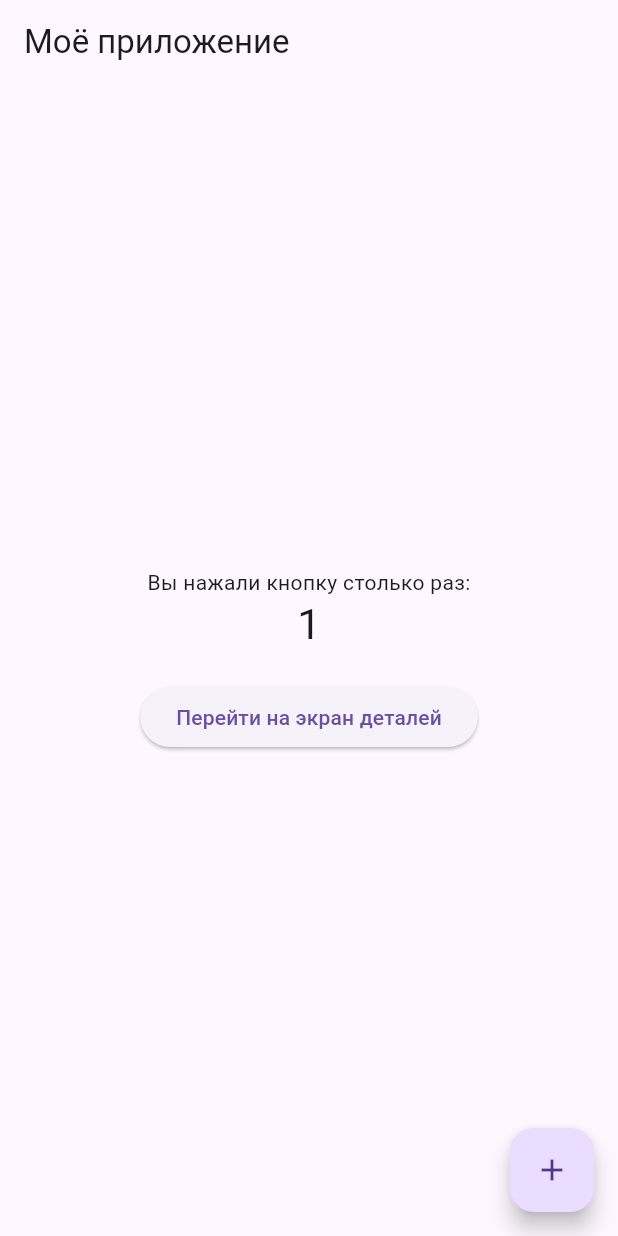
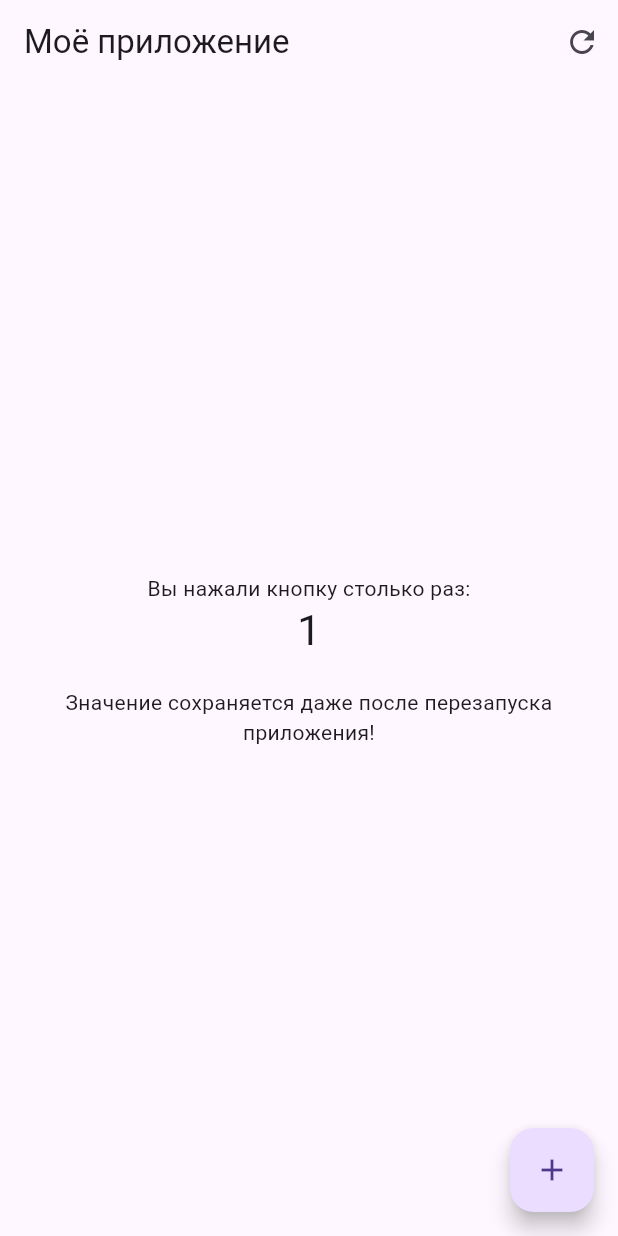
Before and after one commit to dkim50620-maker/chebupeli, a Flutter app: the screen it shows after launch, after a tap on the "add" icon, on a phone screen of 412 x 824 dp. Run offline on Flutter 3.47's test engine with Material 3 defaults, Android fonts, the light colour scheme and no system bars; our stand-ins replace shared_preferences.

Commit message:
Обновил логику сохранения и интерфейс

```diff
--- a/lib/screens/home_screen.dart
+++ b/lib/screens/home_screen.dart
@@ -1,4 +1,5 @@
 import 'package:flutter/material.dart';
+import 'package:shared_preferences/shared_preferences.dart';
 
 class HomeScreen extends StatefulWidget {
   const HomeScreen({super.key});
@@ -10,9 +11,38 @@ class HomeScreen extends StatefulWidget {
 class _HomeScreenState extends State<HomeScreen> {
   int _counter = 0;
 
+  @override
+  void initState() {
+    super.initState();
+    _loadCounter(); // загружаем сохранённое значение
+  }
+
+  /// Загружаем значение счётчика из SharedPreferences
+  Future<void> _loadCounter() async {
+    final prefs = await SharedPreferences.getInstance();
+    setState(() {
+      _counter = prefs.getInt('counter') ?? 0; // если нет — 0
+    });
+  }
+
+  /// Сохраняем текущее значение счётчика
+  Future<void> _saveCounter() async {
+    final prefs = await SharedPreferences.getInstance();
+    await prefs.setInt('counter', _counter);
+  }
+
   void _incrementCounter() {
     setState(() {
       _counter++;
+    });
+    _saveCounter(); // сохраняем после каждого нажатия
+  }
+
+  void _resetCounter() async {
+    final prefs = await SharedPreferences.getInstance();
+    await prefs.remove('counter');
+    setState(() {
+      _counter = 0;
     });
   }
 
@@ -21,6 +51,13 @@ class _HomeScreenState extends State<HomeScreen> {
     return Scaffold(
       appBar: AppBar(
         title: const Text('Моё приложение'),
+        actions: [
+          IconButton(
+            icon: const Icon(Icons.refresh),
+            tooltip: 'Сбросить',
+            onPressed: _resetCounter,
+          ),
+        ],
       ),
       body: Center(
         child: Column(
@@ -32,18 +69,9 @@ class _HomeScreenState extends State<HomeScreen> {
               style: Theme.of(context).textTheme.headlineMedium,
             ),
             const SizedBox(height: 20),
-
-
-            ElevatedButton(
-              onPressed: () {
-                Navigator.push(
-                  context,
-                  MaterialPageRoute(
-                    builder: (context) => const DetailsScreen(),
-                  ),
-                );
-              },
-              child: const Text('Перейти на экран деталей'),
+            const Text(
+              'Значение сохраняется даже после перезапуска приложения!',
+              textAlign: TextAlign.center,
             ),
           ],
         ),
@@ -55,16 +83,3 @@ class _HomeScreenState extends State<HomeScreen> {
     );
   }
 }
-
-
-class DetailsScreen extends StatelessWidget {
-  const DetailsScreen({super.key});
-
-  @override
-  Widget build(BuildContext context) {
-    return Scaffold(
-      appBar: AppBar(title: const Text('Детали')),
-      body: const Center(child: Text('Это экран деталей')),
-    );
-  }
-}
```
